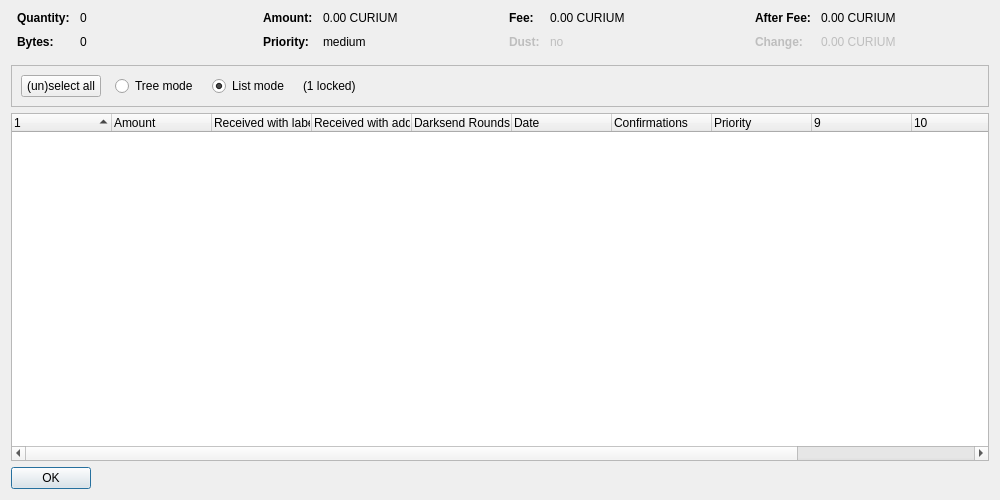
Old version of the form src/qt/forms/coincontroldialog.ui in the repository adm2018/curium.
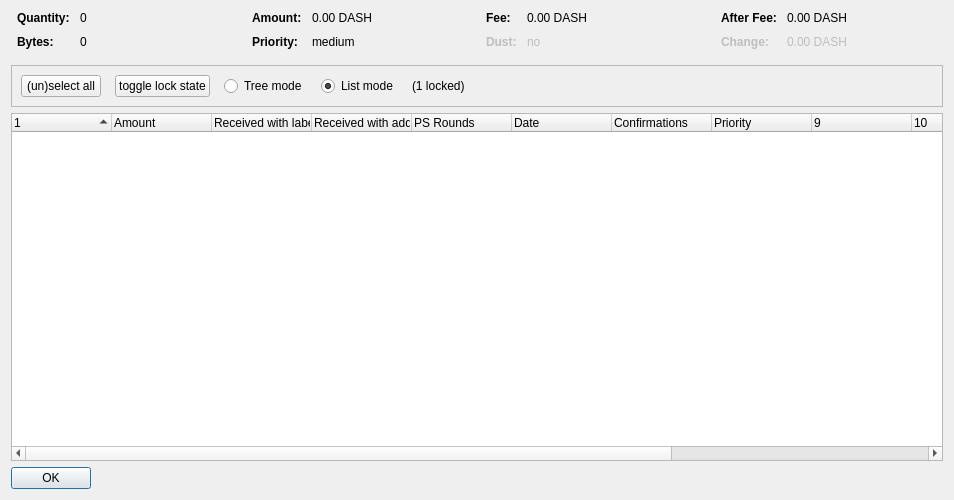
New version of the form. Custom widgets are drawn as their Qt base class.

What changed in the file:
```diff
--- a/src/qt/forms/coincontroldialog.ui
+++ b/src/qt/forms/coincontroldialog.ui
@@ -6,7 +6,7 @@
    <rect>
     <x>0</x>
     <y>0</y>
-    <width>1000</width>
+    <width>954</width>
     <height>500</height>
    </rect>
   </property>
@@ -132,7 +132,7 @@
           <enum>Qt::ActionsContextMenu</enum>
          </property>
          <property name="text">
-          <string notr="true">0.00 CURIUM</string>
+          <string notr="true">0.00 DASH</string>
          </property>
          <property name="textInteractionFlags">
           <set>Qt::LinksAccessibleByMouse|Qt::TextSelectableByKeyboard|Qt::TextSelectableByMouse</set>
@@ -206,7 +206,7 @@
           <enum>Qt::ActionsContextMenu</enum>
          </property>
          <property name="text">
-          <string notr="true">0.00 CURIUM</string>
+          <string notr="true">0.00 DASH</string>
          </property>
          <property name="textInteractionFlags">
           <set>Qt::LinksAccessibleByMouse|Qt::TextSelectableByKeyboard|Qt::TextSelectableByMouse</set>
@@ -286,7 +286,7 @@
           <enum>Qt::ActionsContextMenu</enum>
          </property>
          <property name="text">
-          <string notr="true">0.00 CURIUM</string>
+          <string notr="true">0.00 DASH</string>
          </property>
          <property name="textInteractionFlags">
           <set>Qt::LinksAccessibleByMouse|Qt::TextSelectableByKeyboard|Qt::TextSelectableByMouse</set>
@@ -321,7 +321,7 @@
           <enum>Qt::ActionsContextMenu</enum>
          </property>
          <property name="text">
-          <string notr="true">0.00 CURIUM</string>
+          <string notr="true">0.00 DASH</string>
          </property>
          <property name="textInteractionFlags">
           <set>Qt::LinksAccessibleByMouse|Qt::TextSelectableByKeyboard|Qt::TextSelectableByMouse</set>
@@ -348,7 +348,7 @@
      </property>
      <layout class="QHBoxLayout" name="horizontalLayout">
       <item>
-       <layout class="QHBoxLayout" name="horizontalLayoutPanel" stretch="0,0,0,0,0">
+       <layout class="QHBoxLayout" name="horizontalLayoutPanel" stretch="0,0,0,0,0,0">
         <property name="spacing">
          <number>14</number>
         </property>
@@ -368,6 +368,22 @@
           </property>
          </widget>
         </item>
+        <item>
+         <widget class="QPushButton" name="pushButtonToggleLock">
+          <property name="sizePolicy">
+           <sizepolicy hsizetype="Maximum" vsizetype="Fixed">
+            <horstretch>0</horstretch>
+            <verstretch>0</verstretch>
+           </sizepolicy>
+          </property>
+          <property name="text">
+           <string>toggle lock state</string>
+          </property>
+          <property name="autoDefault">
+           <bool>false</bool>
+          </property>
+         </widget>
+        </item>
         <item>
          <widget class="QRadioButton" name="radioTreeMode">
           <property name="sizePolicy">
@@ -431,7 +447,7 @@
       <bool>false</bool>
      </property>
      <property name="columnCount">
-      <number>12</number>
+      <number>13</number>
      </property>
      <attribute name="headerShowSortIndicator" stdset="0">
       <bool>true</bool>
@@ -461,7 +477,7 @@
      </column>
      <column>
       <property name="text">
-       <string>Darksend Rounds</string>
+       <string>PS Rounds</string>
       </property>
      </column>
      <column>
```
